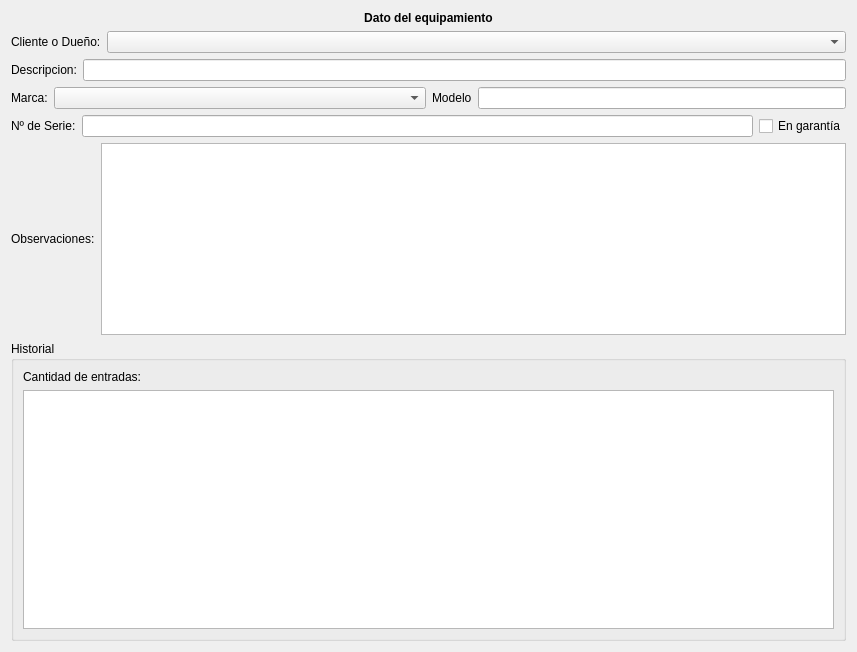
This is trunk/plugins/ordentrabajo/formequipamientobase.ui in chungote/gestotux as Qt 5 draws it before an edit. The edited form follows.
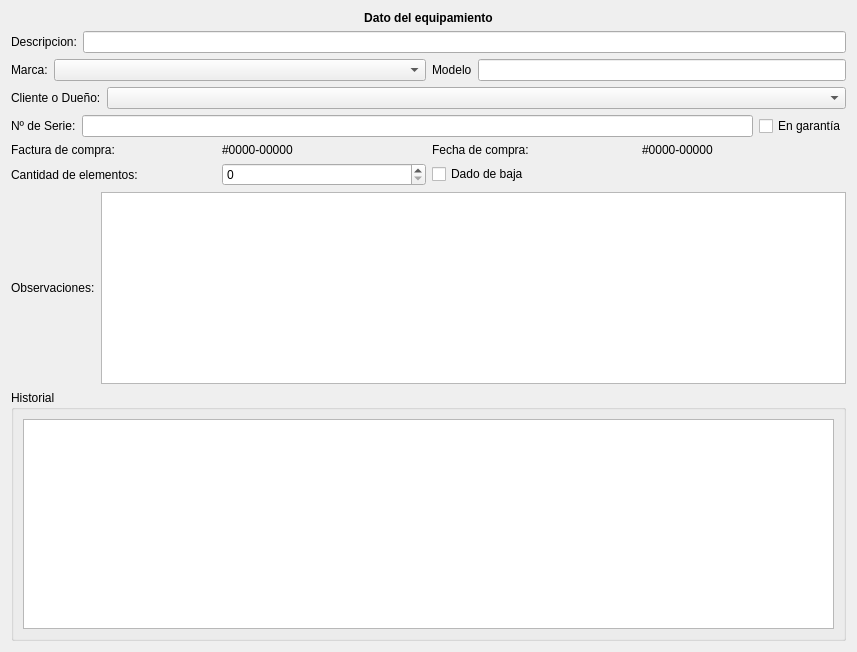
This is the edited form. Custom widgets are drawn as their Qt base class.

Commit message: - Agregada ventana de equipamientos. - Mejorada vista de equipamientos.

```diff
--- a/trunk/plugins/ordentrabajo/formequipamientobase.ui
+++ b/trunk/plugins/ordentrabajo/formequipamientobase.ui
@@ -13,7 +13,7 @@
   <property name="windowTitle">
    <string>Form</string>
   </property>
-  <layout class="QVBoxLayout" name="verticalLayout_2">
+  <layout class="QVBoxLayout" name="verticalLayout">
    <item>
     <widget class="QLabel" name="LTitulo">
      <property name="text">
@@ -21,27 +21,6 @@
      </property>
     </widget>
    </item>
-   <item>
-    <layout class="QHBoxLayout" name="horizontalLayout_8">
-     <item>
-      <widget class="QLabel" name="LCliente">
-       <property name="text">
-        <string>Cliente o Dueño:</string>
-       </property>
-      </widget>
-     </item>
-     <item>
-      <widget class="ECBClientes" name="CBCliente">
-       <property name="sizePolicy">
-        <sizepolicy hsizetype="MinimumExpanding" vsizetype="Fixed">
-         <horstretch>0</horstretch>
-         <verstretch>0</verstretch>
-        </sizepolicy>
-       </property>
-      </widget>
-     </item>
-    </layout>
-   </item>
    <item>
     <layout class="QHBoxLayout" name="horizontalLayout_6">
      <item>
@@ -95,6 +74,27 @@
      </item>
     </layout>
    </item>
+   <item>
+    <layout class="QHBoxLayout" name="horizontalLayout_8">
+     <item>
+      <widget class="QLabel" name="LCliente">
+       <property name="text">
+        <string>Cliente o Dueño:</string>
+       </property>
+      </widget>
+     </item>
+     <item>
+      <widget class="ECBClientes" name="CBCliente">
+       <property name="sizePolicy">
+        <sizepolicy hsizetype="MinimumExpanding" vsizetype="Fixed">
+         <horstretch>0</horstretch>
+         <verstretch>0</verstretch>
+        </sizepolicy>
+       </property>
+      </widget>
+     </item>
+    </layout>
+   </item>
    <item>
     <layout class="QHBoxLayout" name="horizontalLayout_3">
      <item>
@@ -120,6 +120,71 @@
      </item>
     </layout>
    </item>
+   <item>
+    <layout class="QHBoxLayout" name="horizontalLayout_12">
+     <item>
+      <layout class="QHBoxLayout" name="horizontalLayout_2">
+       <item>
+        <widget class="QLabel" name="label">
+         <property name="text">
+          <string>Factura de compra:</string>
+         </property>
+        </widget>
+       </item>
+       <item>
+        <widget class="QLabel" name="LFacturaCompra">
+         <property name="text">
+          <string>#0000-00000</string>
+         </property>
+        </widget>
+       </item>
+      </layout>
+     </item>
+     <item>
+      <layout class="QHBoxLayout" name="horizontalLayout_9">
+       <item>
+        <widget class="QLabel" name="label_2">
+         <property name="text">
+          <string>Fecha de compra:</string>
+         </property>
+        </widget>
+       </item>
+       <item>
+        <widget class="QLabel" name="LFechaCompra">
+         <property name="text">
+          <string>#0000-00000</string>
+         </property>
+        </widget>
+       </item>
+      </layout>
+     </item>
+    </layout>
+   </item>
+   <item>
+    <layout class="QHBoxLayout" name="horizontalLayout_13">
+     <item>
+      <layout class="QHBoxLayout" name="horizontalLayout_10">
+       <item>
+        <widget class="QLabel" name="label_3">
+         <property name="text">
+          <string>Cantidad de elementos:</string>
+         </property>
+        </widget>
+       </item>
+       <item>
+        <widget class="QSpinBox" name="SBCantidadElementos"/>
+       </item>
+      </layout>
+     </item>
+     <item>
+      <widget class="QCheckBox" name="CkBBaja">
+       <property name="text">
+        <string>Dado de baja</string>
+       </property>
+      </widget>
+     </item>
+    </layout>
+   </item>
    <item>
     <layout class="QHBoxLayout" name="horizontalLayout_11">
      <item>
@@ -132,7 +197,7 @@
      <item>
       <widget class="QPlainTextEdit" name="PTEObservaciones">
        <property name="sizePolicy">
-        <sizepolicy hsizetype="Expanding" vsizetype="Preferred">
+        <sizepolicy hsizetype="Expanding" vsizetype="Minimum">
          <horstretch>0</horstretch>
          <verstretch>0</verstretch>
         </sizepolicy>
@@ -146,16 +211,9 @@
      <property name="title">
       <string>Historial</string>
      </property>
-     <layout class="QVBoxLayout" name="verticalLayout">
-      <item>
-       <widget class="QLabel" name="LCantEntradas">
-        <property name="text">
-         <string>Cantidad de entradas:</string>
-        </property>
-       </widget>
-      </item>
-      <item>
-       <widget class="QListWidget" name="LWHistorial"/>
+     <layout class="QGridLayout" name="gridLayout">
+      <item row="0" column="0">
+       <widget class="QTableView" name="TVHistorial"/>
       </item>
      </layout>
     </widget>
```
The commit also changes 3 other files.
